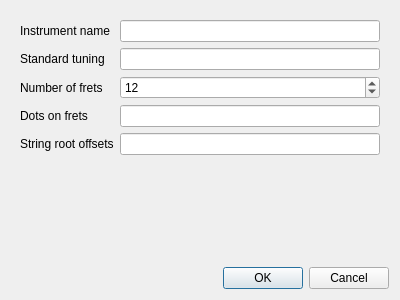
grotsztaksel/ChordPainter, file GUI/define_instrument_dialog.ui: the form before one commit.
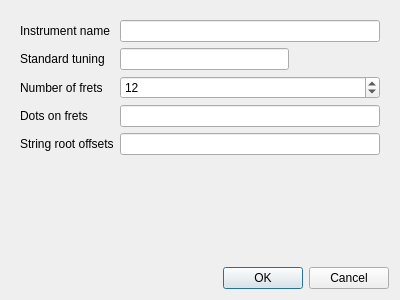
The form after the commit.

Commit message: Continue development of the new instrument dialog

What changed in the file:
```diff
--- a/GUI/define_instrument_dialog.ui
+++ b/GUI/define_instrument_dialog.ui
@@ -35,7 +35,18 @@
        </widget>
       </item>
       <item row="1" column="1">
-       <widget class="QLineEdit" name="tuningLineEdit"/>
+       <layout class="QHBoxLayout" name="nstringsLayout" stretch="2,1">
+        <item>
+         <widget class="QLineEdit" name="tuningLineEdit"/>
+        </item>
+        <item>
+         <widget class="QLabel" name="nstrings">
+          <property name="text">
+           <string/>
+          </property>
+         </widget>
+        </item>
+       </layout>
       </item>
       <item row="2" column="0">
        <widget class="QLabel" name="label_3">
```
The commit also changes 1 other file.
